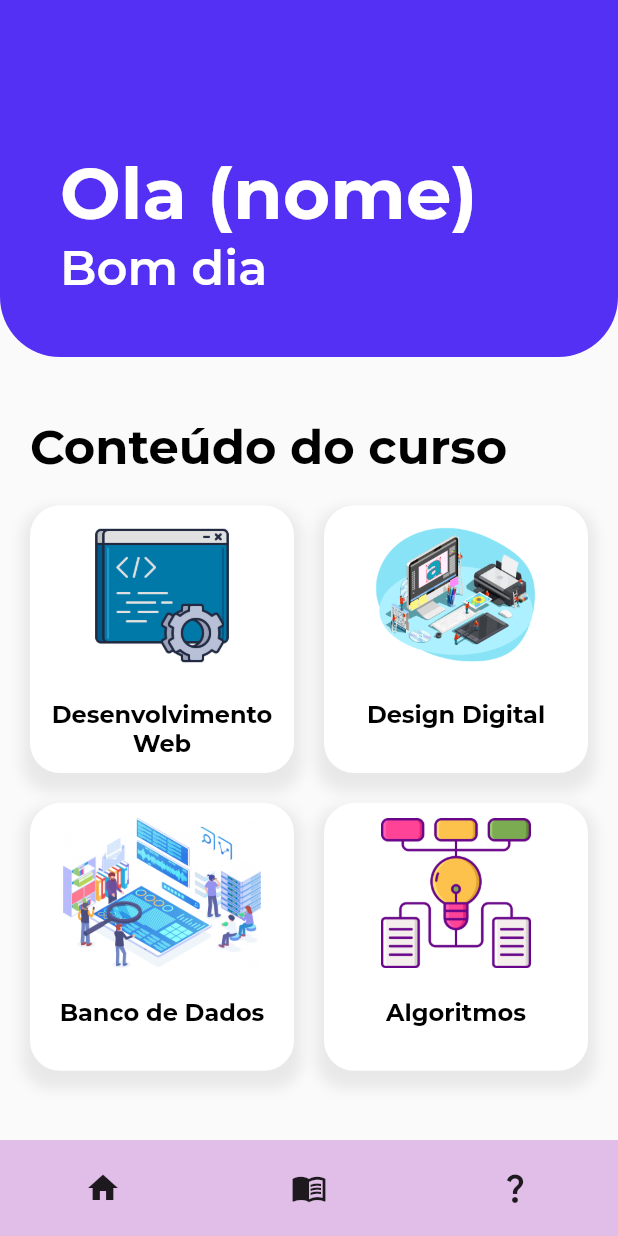
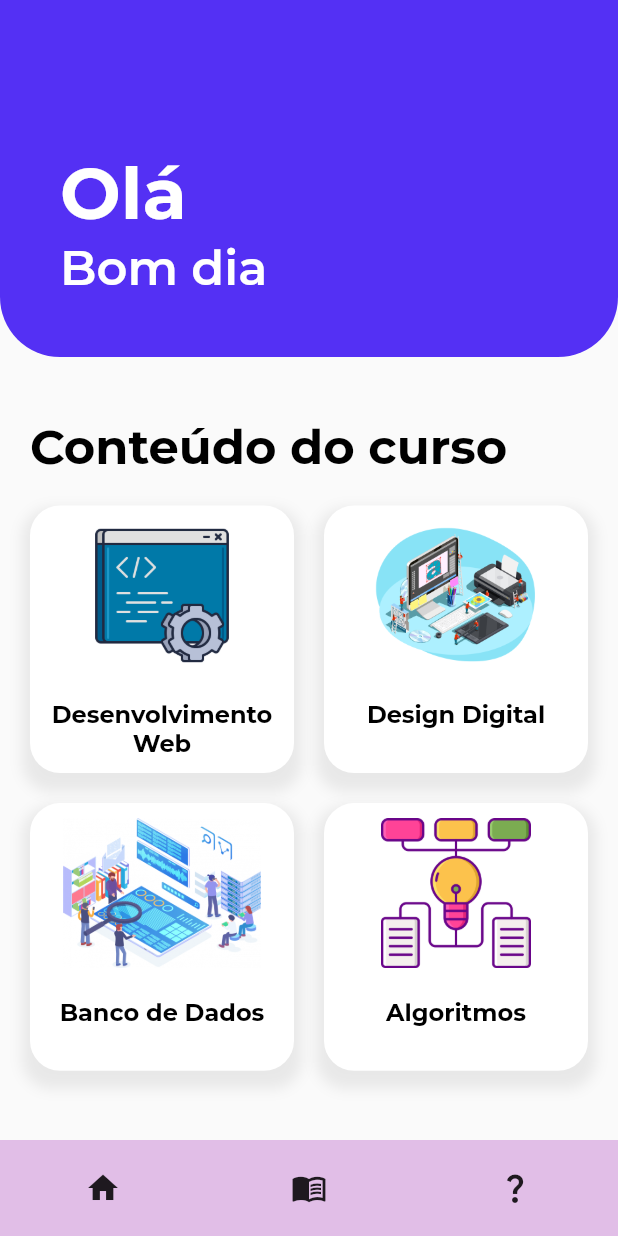
Before and after one commit to Luiz166/etec_ds, a Flutter app: the RegisterScreen screen opened directly, after a tap on "Continuar", on a phone screen of 412 x 824 dp. Run offline on Flutter 3.47's test engine with Material 2 defaults, Android fonts, the phone set to English and light mode, and no system bars; drawn by our look-alikes of flutter_layout_grid; our stand-ins replace flutter_svg, font_awesome_flutter, google_fonts, shared_preferences; missing offline and left inert: flutter_statusbarcolor_ns; accounts and stored records are empty.

Commit message:
armazena e exibe nome fornecido pelo usuário

```diff
--- a/lib/screens/home_screen.dart
+++ b/lib/screens/home_screen.dart
@@ -2,10 +2,16 @@ import 'package:etec_ds/utils/app_colors.dart';
 import 'package:flutter/material.dart';
 import 'package:flutter_layout_grid/flutter_layout_grid.dart';
 import 'package:google_fonts/google_fonts.dart';
+import 'package:shared_preferences/shared_preferences.dart';
 
-class HomeScreen extends StatelessWidget {
+class HomeScreen extends StatefulWidget {
   const HomeScreen({super.key});
 
+  @override
+  State<HomeScreen> createState() => _HomeScreenState();
+}
+
+class _HomeScreenState extends State<HomeScreen> {
   // Gera o cumprimento de acordo com a hora do dia
   String getGreeting() {
     final now = DateTime.now();
@@ -23,6 +29,17 @@ class HomeScreen extends StatelessWidget {
     return greeting;
   }
 
+  final Future<SharedPreferences> _prefs = SharedPreferences.getInstance();
+  late Future<String> _nome;
+
+  @override
+  void initState() {
+    super.initState();
+
+    _nome =
+        _prefs.then((SharedPreferences prefs) => prefs.getString('nome') ?? '');
+  }
+
   @override
   Widget build(BuildContext context) {
     return Scaffold(
@@ -38,13 +55,22 @@ class HomeScreen extends StatelessWidget {
           child: Column(
             crossAxisAlignment: CrossAxisAlignment.start,
             children: [
-              Text(
-                'Ola (nome)',
-                style: GoogleFonts.montserrat(
-                    fontWeight: FontWeight.bold,
-                    color: Colors.white,
-                    fontSize: 48),
-              ),
+              FutureBuilder(
+                  future: _nome,
+                  builder: (BuildContext context, AsyncSnapshot snapshot) {
+                    switch (snapshot.connectionState) {
+                      case ConnectionState.waiting:
+                        return const CircularProgressIndicator();
+                      default:
+                        return Text(
+                          'Olá ${snapshot.data.toString().split(' ')[0]}',
+                          style: GoogleFonts.montserrat(
+                              fontWeight: FontWeight.bold,
+                              color: Colors.white,
+                              fontSize: 48),
+                        );
+                    }
+                  }),
               Text(
                 getGreeting(),
                 style: GoogleFonts.montserrat(
--- a/lib/widgets/register_widget.dart
+++ b/lib/widgets/register_widget.dart
@@ -1,9 +1,19 @@
 import 'package:etec_ds/screens/main_screen.dart';
 import 'package:flutter/material.dart';
 import 'package:google_fonts/google_fonts.dart';
+import 'package:shared_preferences/shared_preferences.dart';
 
 class RegisterForm extends StatelessWidget {
-  const RegisterForm({super.key});
+  RegisterForm({super.key});
+
+  final Future<SharedPreferences> _prefs = SharedPreferences.getInstance();
+
+  Future<void> _savePrefs(String nome) async {
+    final SharedPreferences prefs = await _prefs;
+    prefs.setString('nome', nome);
+  }
+
+  final TextEditingController nomeController = TextEditingController();
 
   @override
   Widget build(BuildContext context) {
@@ -28,6 +38,7 @@ class RegisterForm extends StatelessWidget {
             height: 60,
           ),
           TextFormField(
+            controller: nomeController,
             decoration: InputDecoration(
                 fillColor: const Color(0xfff1efef),
                 contentPadding: const EdgeInsets.all(20),
@@ -68,11 +79,12 @@ class RegisterForm extends StatelessWidget {
             mainAxisAlignment: MainAxisAlignment.center,
             children: [
               GestureDetector(
-                onTap: () {
-                  Navigator.push(
-                      context,
-                      MaterialPageRoute(
-                          builder: (context) => const MainScreen()));
+                onTap: () async {
+                  final navigator = Navigator.of(context);
+                  await _savePrefs(nomeController.text);
+
+                  navigator.push(MaterialPageRoute(
+                      builder: (context) => const MainScreen()));
                 },
                 child: Container(
                     padding: const EdgeInsets.fromLTRB(50, 20, 50, 20),
```
Also changed, not shown: lib/screens/main_screen.dart (+0 -17 lines).
